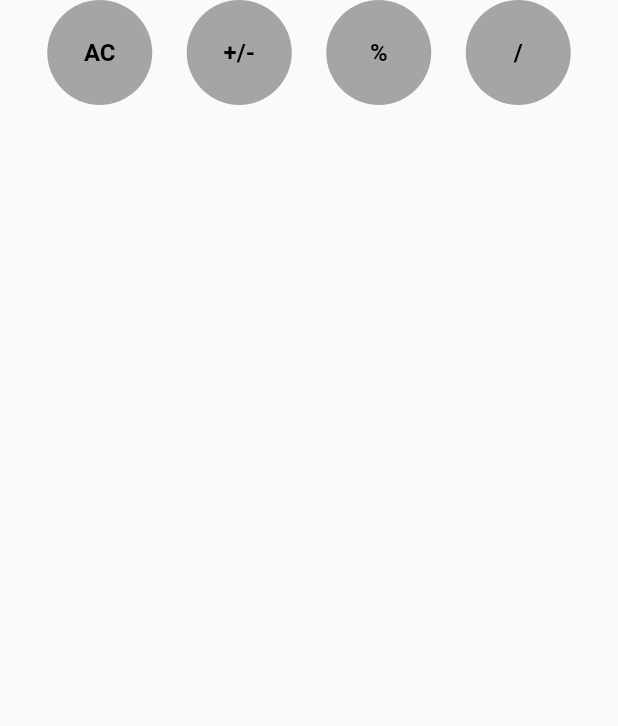
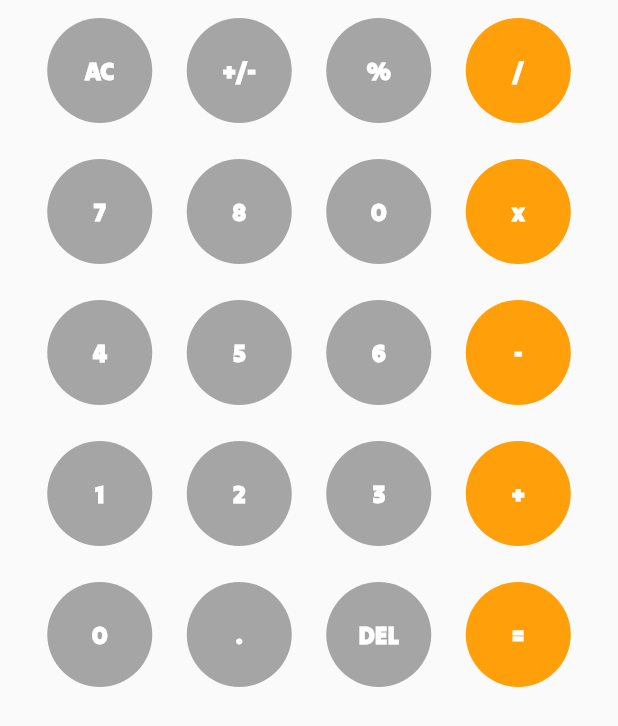
Before and after one commit to Fareed-Shah/Flutter-Calculator-App, a Flutter app: the screen it shows after launch, on a phone screen of 412 x 824 dp. Shown: the top 726 px of the screen. Run offline on Flutter 3.47's test engine with Material 2 defaults, Android fonts, the phone set to English and light mode, and no system bars.

Commit message:
added custom fonts

```diff
--- a/lib/app_components/app_button.dart
+++ b/lib/app_components/app_button.dart
@@ -2,23 +2,30 @@ import 'package:flutter/material.dart';
 
 class AppButton extends StatelessWidget {
   final String label;
-  const AppButton({super.key, required this.label});
+  final Color btnColor;
+  const AppButton(
+      {super.key,
+      required this.label,
+      this.btnColor = const Color(0xffa5a5a5)});
 
   @override
   Widget build(BuildContext context) {
     return Expanded(
+      child: Padding(
+        padding: const EdgeInsets.symmetric(vertical: 12.0),
         child: Container(
           height: 70,
           // width: 50,
           //oxffffa00a
-        decoration: const BoxDecoration(
-            color: Color(0xffa5a5a5), shape: BoxShape.circle),
+          decoration: BoxDecoration(color: btnColor, shape: BoxShape.circle),
           child: Center(
               child: Text(label.toString(),
                   style: const TextStyle(
+                      fontFamily: 'TiltWarp Regular',
                       fontWeight: FontWeight.bold,
                       fontSize: 16.0,
-                    color: Colors.black))),
+                      color: Colors.white))),
+        ),
       ),
     );
   }
--- a/lib/screens/home.dart
+++ b/lib/screens/home.dart
@@ -22,7 +22,39 @@ class _HomeState extends State<Home> {
                 AppButton(label: 'AC'),
                 AppButton(label: '+/-'),
                 AppButton(label: '%'),
-                AppButton(label: '/')
+                AppButton(label: '/', btnColor: Color(0xffffa00a)),
+              ],
+            ),
+            Row(
+              children: const [
+                AppButton(label: '7'),
+                AppButton(label: '8'),
+                AppButton(label: '0'),
+                AppButton(label: 'x', btnColor: Color(0xffffa00a)),
+              ],
+            ),
+            Row(
+              children: const [
+                AppButton(label: '4'),
+                AppButton(label: '5'),
+                AppButton(label: '6'),
+                AppButton(label: '-', btnColor: Color(0xffffa00a)),
+              ],
+            ),
+            Row(
+              children: const [
+                AppButton(label: '1'),
+                AppButton(label: '2'),
+                AppButton(label: '3'),
+                AppButton(label: '+', btnColor: Color(0xffffa00a)),
+              ],
+            ),
+            Row(
+              children: const [
+                AppButton(label: '0'),
+                AppButton(label: '.'),
+                AppButton(label: 'DEL'),
+                AppButton(label: '=', btnColor: Color(0xffffa00a)),
               ],
             ),
           ],
```
Also changed, not shown: pubspec.yaml (+4 -4 lines), fonts/TiltWarp-Regular.ttf (added). Lines whose indentation alone changed are shown as unchanged.
